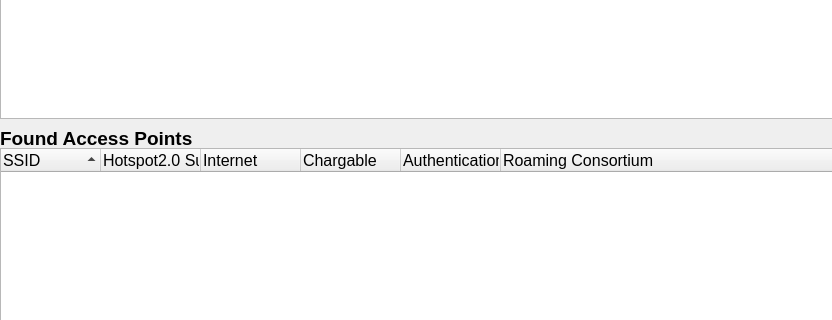
Old version of the form wpa_supplicant/wpa_gui-qt4/hotspot2.ui in the repository furtherLee/wpa_supplicant_demo; both pictures show x 0 to 832 and y 292 to 612 of the 1031 by 994 pixel window.
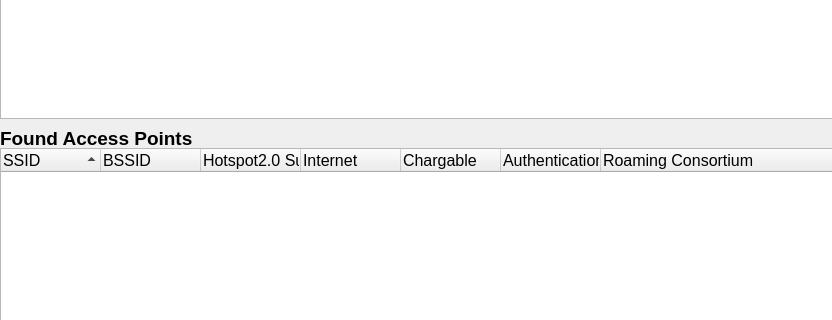
New version of the form.

The edit to the form file:
```diff
--- a/wpa_supplicant/wpa_gui-qt4/hotspot2.ui
+++ b/wpa_supplicant/wpa_gui-qt4/hotspot2.ui
@@ -138,6 +138,11 @@
      </font>
     </property>
    </column>
+   <column>
+    <property name="text">
+     <string>BSSID</string>
+    </property>
+   </column>
    <column>
     <property name="text">
      <string>Hotspot2.0 Support</string>
```
